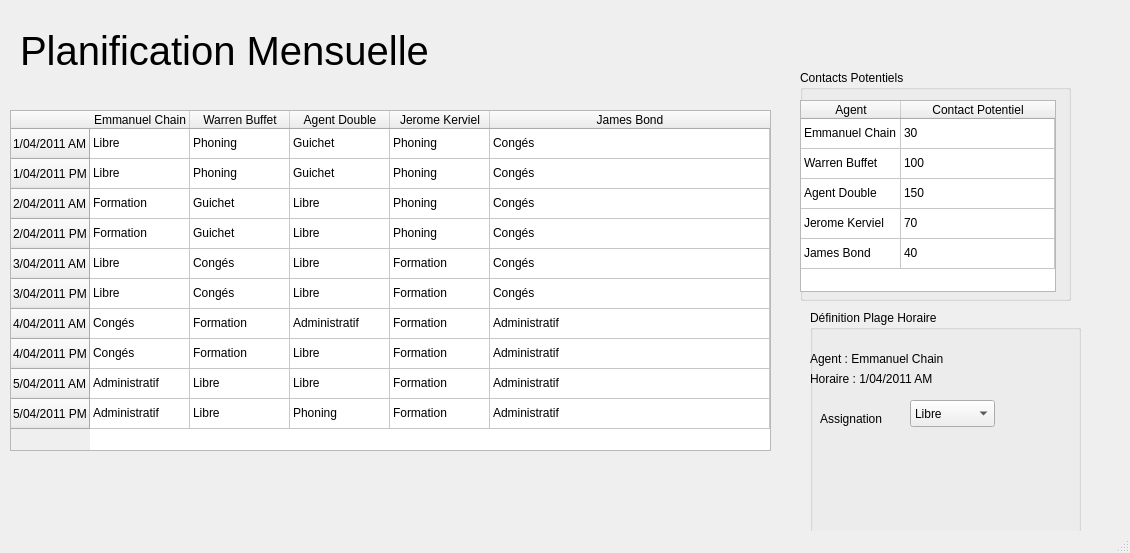
The window that Fenetres/Agence/PlanificationMensuel.ui (H4413/SOA) describes before a commit, drawn with Qt 5.
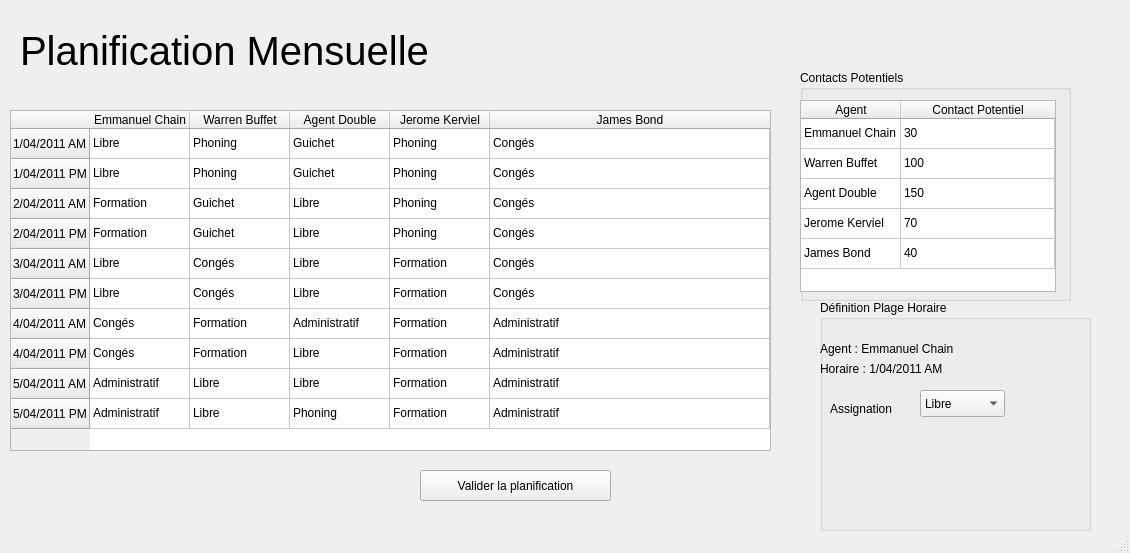
The same window after the commit.

Commit message: * fenêtres

```diff
--- a/Fenetres/Agence/PlanificationMensuel.ui
+++ b/Fenetres/Agence/PlanificationMensuel.ui
@@ -493,8 +493,8 @@
    <widget class="QGroupBox" name="groupBox_2">
     <property name="geometry">
      <rect>
-      <x>810</x>
-      <y>310</y>
+      <x>820</x>
+      <y>300</y>
       <width>271</width>
       <height>231</height>
      </rect>
@@ -557,6 +557,19 @@
      </property>
     </widget>
    </widget>
+   <widget class="QToolButton" name="toolButton">
+    <property name="geometry">
+     <rect>
+      <x>420</x>
+      <y>470</y>
+      <width>191</width>
+      <height>31</height>
+     </rect>
+    </property>
+    <property name="text">
+     <string>Valider la planification</string>
+    </property>
+   </widget>
   </widget>
   <widget class="QMenuBar" name="menubar">
    <property name="geometry">
```
The commit also changes 2 other files.
